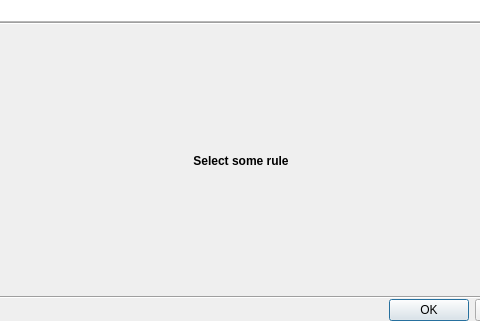
Above: vms/client/nx_vms_client_desktop/src/nx/vms/client/desktop/rules/rules_dialog.ui from networkoptix/nx_open before the change; both pictures show x 159 to 639 and y 479 to 800 of the 800 by 800 pixel window. Below: the same form after it.
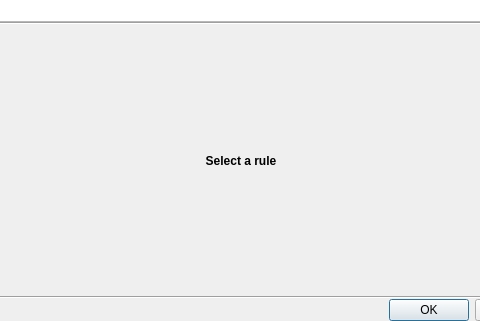
That is the form after the change. Custom widgets are drawn as their Qt base class.

```diff
--- a/vms/client/nx_vms_client_desktop/src/nx/vms/client/desktop/rules/rules_dialog.ui
+++ b/vms/client/nx_vms_client_desktop/src/nx/vms/client/desktop/rules/rules_dialog.ui
@@ -220,7 +220,7 @@
              </font>
             </property>
             <property name="text">
-             <string>Select some rule</string>
+             <string>Select a rule</string>
             </property>
             <property name="alignment">
              <set>Qt::AlignCenter</set>
```
